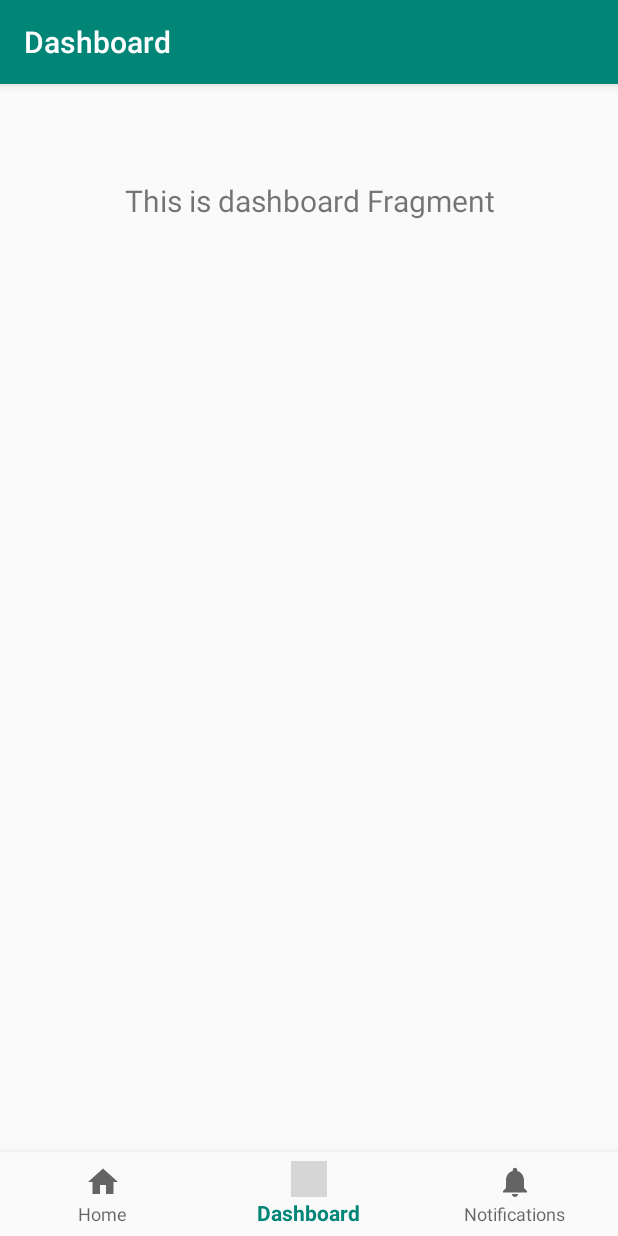
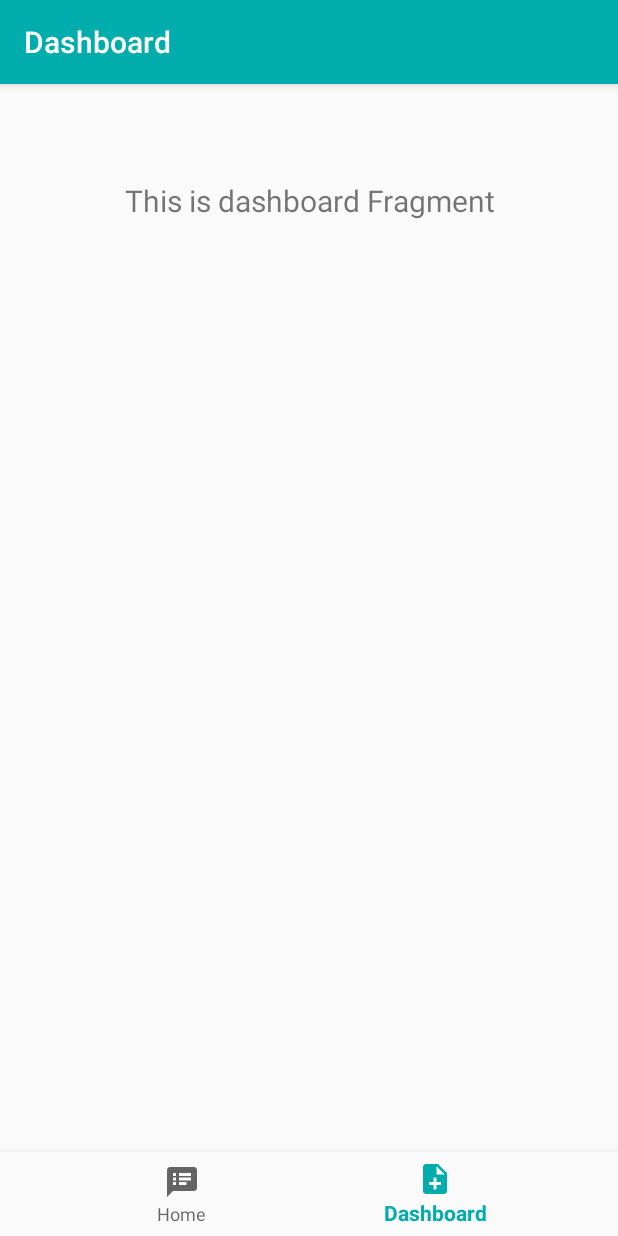
Before and after one commit to lgarcia99/digimind, an Android app: the screen it shows after launch (MainActivity), item 2 of the bottom bar chosen, on a phone screen of 412 x 824 dp. Run offline under Robolectric (Android 15) with nearby library versions, the phone set to English and light mode, and no system bars; our stand-ins replace navigation-ui; 2 statements that could not run were skipped; grey boxes are pictures that could not be loaded.

Commit message:
menues have changed

```diff
--- /dev/null
+++ b/app/src/main/res/drawable/ic_note_add_black_24dp.xml
@@ -0,0 +1,9 @@
+<vector xmlns:android="http://schemas.android.com/apk/res/android"
+        android:width="24dp"
+        android:height="24dp"
+        android:viewportWidth="24.0"
+        android:viewportHeight="24.0">
+    <path
+        android:fillColor="#FF000000"
+        android:pathData="M14,2L6,2c-1.1,0 -1.99,0.9 -1.99,2L4,20c0,1.1 0.89,2 1.99,2L18,22c1.1,0 2,-0.9 2,-2L20,8l-6,-6zM16,16h-3v3h-2v-3L8,16v-2h3v-3h2v3h3v2zM13,9L13,3.5L18.5,9L13,9z"/>
+</vector>
--- /dev/null
+++ b/app/src/main/res/drawable/ic_speaker_notes_black_24dp.xml
@@ -0,0 +1,9 @@
+<vector xmlns:android="http://schemas.android.com/apk/res/android"
+        android:width="24dp"
+        android:height="24dp"
+        android:viewportWidth="24.0"
+        android:viewportHeight="24.0">
+    <path
+        android:fillColor="#FF000000"
+        android:pathData="M20,2L4,2c-1.1,0 -1.99,0.9 -1.99,2L2,22l4,-4h14c1.1,0 2,-0.9 2,-2L22,4c0,-1.1 -0.9,-2 -2,-2zM8,14L6,14v-2h2v2zM8,11L6,11L6,9h2v2zM8,8L6,8L6,6h2v2zM15,14h-5v-2h5v2zM18,11h-8L10,9h8v2zM18,8h-8L10,6h8v2z"/>
+</vector>
--- a/app/src/main/res/menu/bottom_nav_menu.xml
+++ b/app/src/main/res/menu/bottom_nav_menu.xml
@@ -3,17 +3,12 @@
 
     <item
         android:id="@+id/navigation_home"
-        android:icon="@drawable/ic_home_black_24dp"
+        android:icon="@drawable/ic_speaker_notes_black_24dp"
         android:title="@string/title_home" />
 
     <item
         android:id="@+id/navigation_dashboard"
-        android:icon="@drawable/ic_speaker_notes_black_24dp"
-        android:title="@string/title_dashboard" />
-
-    <item
-        android:id="@+id/navigation_notifications"
-        android:icon="@drawable/ic_notifications_black_24dp"
-        android:title="@string/title_notifications" />
+        android:icon="@drawable/ic_note_add_black_24dp"
+        android:title="Dashboard" />
 
 </menu>
--- a/app/src/main/res/values/colors.xml
+++ b/app/src/main/res/values/colors.xml
@@ -1,6 +1,8 @@
 <?xml version="1.0" encoding="utf-8"?>
 <resources>
-    <color name="colorPrimary">#008577</color>
-    <color name="colorPrimaryDark">#00574B</color>
-    <color name="colorAccent">#D81B60</color>
+    <color name="colorPrimary">#00ACAC</color>
+    <color name="colorPrimaryDark">#018787</color>
+    <color name="colorAccent">#C875BA</color>
+    <color name="cells">#9CE1E1</color>
+    <color name="grey">#A39F9F</color>
 </resources>
```
Also changed, not shown: app/src/main/res/layout/fragment_home.xml (+20 -5 lines).
